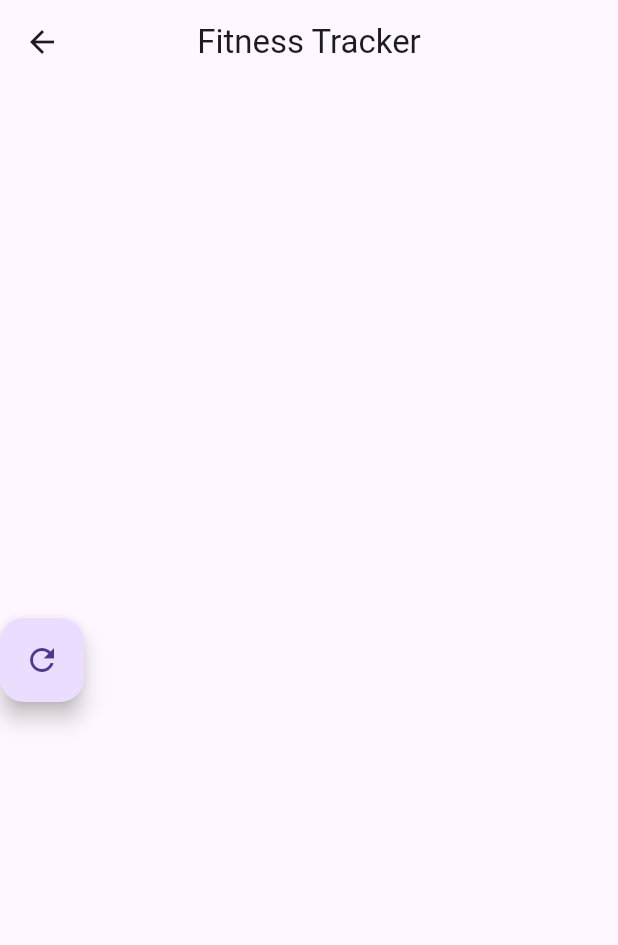
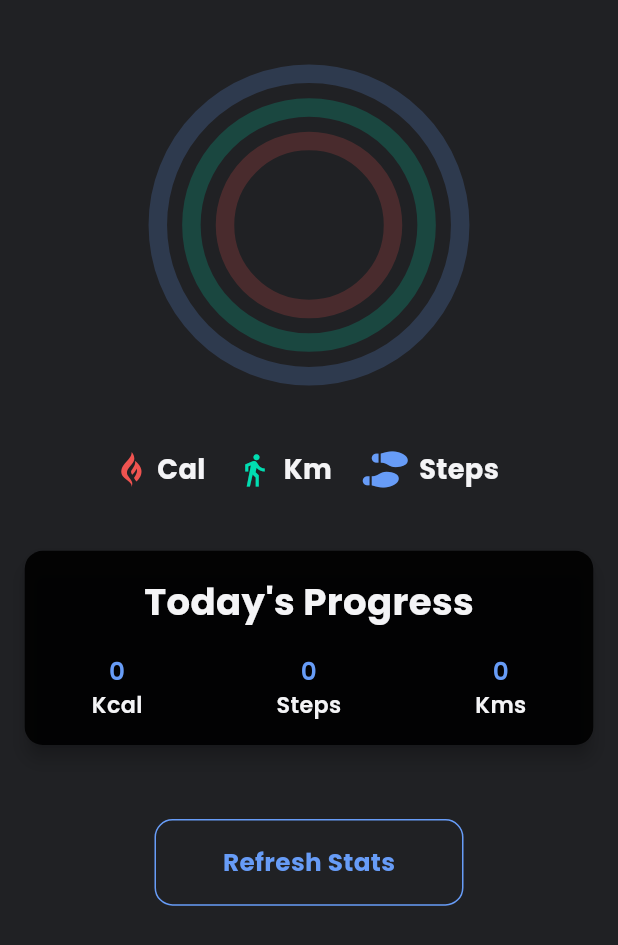
Before and after one commit to vishalbalani/fitness_tracker, a Flutter app: the HomeScreen screen opened by its route, on a phone screen of 412 x 824 dp. Shown: the top 945 px of the screen. Run offline on Flutter 3.47's test engine with Material 3 defaults, Android fonts, the light colour scheme and no system bars; our stand-ins replace firebase_core, flutter_local_notifications, flutter_riverpod, font_awesome_flutter, google_fonts, permission_handler and 3 more; missing offline and left inert: flutter_foreground_task, health; accounts and stored records are empty; generated files the repository leaves out were written again; statements that could not run were skipped.

Commit message:
Home Page UI

```diff
--- a/lib/constants/colors.dart
+++ b/lib/constants/colors.dart
@@ -1,3 +1,10 @@
 import 'package:flutter/material.dart';
 
-const Color kBackground = Color.fromRGBO(40, 40, 40, 1);
+const Color kBackground = Color(0xff202124);
+
+Color kLightRed = Colors.red.shade400;
+const Color kLightPurple = Color(0xff01ddb1);
+const Color kLightBlue = Color(0xff679cf7);
+Color kLightGray = Colors.grey.shade200;
+
+const Color kOffWhite = Color(0xfff4f4f6);
--- /dev/null
+++ b/lib/constants/size.dart
@@ -0,0 +1,9 @@
+import 'package:flutter/material.dart';
+
+double getWidth(BuildContext context, double percentage) {
+  return MediaQuery.sizeOf(context).width * percentage / 100;
+}
+
+double getHeight(BuildContext context, double percentage) {
+  return MediaQuery.of(context).size.height * percentage / 100;
+}
--- /dev/null
+++ b/lib/model/radial_graph_model.dart
@@ -0,0 +1,9 @@
+import 'package:flutter/material.dart';
+
+class RadialBarGraphModel {
+  final num yData;
+  final String xData;
+  final Color color;
+
+  RadialBarGraphModel(this.yData, this.xData, [this.color = Colors.blue]);
+}
--- a/lib/screens/home_screen.dart
+++ b/lib/screens/home_screen.dart
@@ -1,4 +1,11 @@
+import 'package:fitness_tracker/constants/colors.dart';
+import 'package:fitness_tracker/constants/size.dart';
 import 'package:fitness_tracker/services/fitness_data_service.dart';
+import 'package:fitness_tracker/widgets/app_style.dart';
+import 'package:fitness_tracker/widgets/custom_button.dart';
+import 'package:fitness_tracker/widgets/custom_text.dart';
+import 'package:fitness_tracker/widgets/graph_data_tile.dart';
+import 'package:fitness_tracker/widgets/graph_widget.dart';
 import 'package:flutter/material.dart';
 import 'package:flutter_riverpod/flutter_riverpod.dart';
 
@@ -24,53 +31,59 @@ class _HomeScreenState extends ConsumerState<HomeScreen> {
   Widget build(BuildContext context) {
     ref.read(periodicFitnessDataServiceProvider);
     final fitnessData = ref.watch(fitnessDataProvider);
+    bool fitnessDataNullCheck = fitnessData == null;
 
     return BackgroundHandlerWidget(
       child: Scaffold(
-        appBar: AppBar(
-          title: const Text('Fitness Tracker'),
-          centerTitle: true,
-        ),
-        body: Column(
-          mainAxisAlignment: MainAxisAlignment.center,
-          children: [
-            FloatingActionButton(
-                onPressed: () {
+        backgroundColor: kBackground,
+        body: SafeArea(
+          child: Column(
+            mainAxisAlignment: MainAxisAlignment.start,
+            children: [
+              const RadialBarGraphWidget(),
+              SizedBox(height: getHeight(context, 5)),
+              Card(
+                  color: Colors.black.withOpacity(0.9),
+                  elevation: 5,
+                  margin:
+                      EdgeInsets.symmetric(horizontal: getWidth(context, 4)),
+                  child: Padding(
+                    padding:
+                        EdgeInsets.symmetric(vertical: getHeight(context, 2)),
+                    child: Column(
+                      children: [
+                        TextWidget(
+                            text: "Today's Progress",
+                            style: appstyle(
+                                getHeight(context, 3), FontWeight.bold,
+                                color: kOffWhite)),
+                        SizedBox(height: getHeight(context, 2)),
+                        GraphDataWidget(
+                          totalSteps: fitnessDataNullCheck
+                              ? '0'
+                              : fitnessData.totalSteps.toString(),
+                          totalKms: fitnessDataNullCheck
+                              ? '0'
+                              : fitnessData.totalDistance.toStringAsFixed(2),
+                          totalCalories: fitnessDataNullCheck
+                              ? '0'
+                              : fitnessData.totalCalories.toStringAsFixed(2),
+                        ),
+                      ],
+                    ),
+                  )),
+              SizedBox(height: getHeight(context, 6)),
+              CustomButton(
+                onTap: () {
                   ref.read(fitnessDataServiceProvider);
                 },
-                child: const Icon(Icons.refresh)),
-            if (fitnessData != null)
-              RichText(
-                text: TextSpan(
-                  style: const TextStyle(color: Colors.black),
-                  children: [
-                    const TextSpan(
-                      text: 'Total Steps: ',
-                      style: TextStyle(fontWeight: FontWeight.bold),
-                    ),
-                    TextSpan(
-                      text: '${fitnessData.totalSteps}\n',
-                    ),
-                    const TextSpan(
-                      text: 'Total Distance: ',
-                      style: TextStyle(fontWeight: FontWeight.bold),
-                    ),
-                    TextSpan(
-                      text:
-                          '${fitnessData.totalDistance.toStringAsFixed(2)} km\n',
-                    ),
-                    const TextSpan(
-                      text: 'Total Calories Burned: ',
-                      style: TextStyle(fontWeight: FontWeight.bold),
-                    ),
-                    TextSpan(
-                      text:
-                          '${fitnessData.totalCalories.toStringAsFixed(2)} Calories',
-                    ),
-                  ],
-                ),
-              ),
-          ],
+                width: getWidth(context, 50),
+                height: getHeight(context, 7),
+                color: kLightBlue,
+                text: 'Refresh Stats',
+              )
+            ],
+          ),
         ),
       ),
     );
--- a/lib/screens/splash_screen.dart
+++ b/lib/screens/splash_screen.dart
@@ -1,3 +1,4 @@
+import 'package:fitness_tracker/constants/colors.dart';
 import 'package:fitness_tracker/services/auth/login.dart';
 import 'package:fitness_tracker/utils/permission_handel.dart';
 import 'package:flutter/material.dart';
@@ -25,6 +26,7 @@ class _SplashScreenState extends ConsumerState<SplashScreen> {
     return isUserLoggedIn.when(data: (data) {
       if (!data) {
         return Scaffold(
+            backgroundColor: kBackground,
             body: Center(
               child: FloatingActionButton(
                   onPressed: () {
--- /dev/null
+++ b/lib/widgets/app_style.dart
@@ -0,0 +1,10 @@
+import 'package:flutter/material.dart';
+import 'package:google_fonts/google_fonts.dart';
+
+TextStyle appstyle(double size, FontWeight fw, {Color? color}) {
+  return GoogleFonts.poppins(
+    fontSize: size,
+    color: color,
+    fontWeight: fw,
+  );
+}
--- /dev/null
+++ b/lib/widgets/custom_button.dart
@@ -0,0 +1,61 @@
+import 'package:fitness_tracker/constants/size.dart';
+import 'package:fitness_tracker/widgets/app_style.dart';
+import 'package:fitness_tracker/widgets/custom_text.dart';
+import 'package:flutter/material.dart';
+
+class CustomButton extends StatelessWidget {
+  const CustomButton({
+    super.key,
+    this.onTap,
+    required this.width,
+    required this.height,
+    this.color2,
+    required this.color,
+    required this.text,
+    this.isLoading = false, // New isLoading parameter with default value false
+  });
+
+  final void Function()? onTap;
+  final double width;
+  final double height;
+  final Color? color2;
+  final Color color;
+  final String text;
+  final bool isLoading; // New isLoading parameter
+
+  @override
+  Widget build(BuildContext context) {
+    return InkWell(
+      onTap: onTap,
+      child: Container(
+        width: width,
+        height: height,
+        decoration: BoxDecoration(
+          color: color2,
+          borderRadius: const BorderRadius.all(
+            Radius.circular(12),
+          ),
+          border: Border.all(
+            width: 1,
+            color: color,
+          ),
+        ),
+        child: Center(
+          child: isLoading // Check if isLoading is true
+              ? CircularProgressIndicator(
+                  // Display CircularProgressIndicator if true
+                  valueColor: AlwaysStoppedAnimation<Color>(color),
+                )
+              : TextWidget(
+                  text: text,
+                  style: appstyle(
+                    getHeight(context, 2),
+                    FontWeight.bold,
+                    color: color,
+                  ),
+                ),
+        ),
+      ),
+    );
+  }
+}
--- /dev/null
+++ b/lib/widgets/custom_text.dart
@@ -0,0 +1,20 @@
+import 'package:flutter/material.dart';
+
+class TextWidget extends StatelessWidget {
+  const TextWidget({super.key, required this.text, required this.style});
+
+  final String text;
+  final TextStyle style;
+
+  @override
+  Widget build(BuildContext context) {
+    return Text(
+      text,
+      textAlign: TextAlign.left,
+      maxLines: 1,
+      softWrap: false,
+      overflow: TextOverflow.fade,
+      style: style,
+    );
+  }
+}
--- /dev/null
+++ b/lib/widgets/graph_data_tile.dart
@@ -0,0 +1,45 @@
+import 'package:fitness_tracker/constants/colors.dart';
+import 'package:fitness_tracker/constants/size.dart';
+import 'package:fitness_tracker/widgets/app_style.dart';
+import 'package:fitness_tracker/widgets/custom_text.dart';
+import 'package:flutter/material.dart';
+
+class GraphDataWidget extends StatelessWidget {
+  const GraphDataWidget(
+      {super.key,
+      required this.totalSteps,
+      required this.totalKms,
+      required this.totalCalories});
+
+  final String totalSteps;
+  final String totalKms;
+  final String totalCalories;
+
+  @override
+  Widget build(BuildContext context) {
+    return Row(
+      mainAxisAlignment: MainAxisAlignment.spaceAround,
+      children: [
+        dataTile(context, totalCalories.toString(), "Kcal"),
+        dataTile(context, totalSteps.toString(), "Steps"),
+        dataTile(context, totalKms.toString(), "Kms"),
+      ],
+    );
+  }
+
+  Widget dataTile(BuildContext context, String data, String unit) {
+    return Column(
+      children: [
+        TextWidget(
+            text: data,
+            style: appstyle(getHeight(context, 2), FontWeight.w600,
+                color: kLightBlue)),
+        SizedBox(width: getWidth(context, 1.5)),
+        TextWidget(
+            text: unit,
+            style: appstyle(getHeight(context, 1.8), FontWeight.w600,
+                color: kOffWhite)),
+      ],
+    );
+  }
+}
--- /dev/null
+++ b/lib/widgets/graph_widget.dart
@@ -0,0 +1,81 @@
+import 'package:fitness_tracker/constants/colors.dart';
+import 'package:fitness_tracker/constants/size.dart';
+import 'package:fitness_tracker/model/radial_graph_model.dart';
+import 'package:fitness_tracker/providers/fitness_data_provider.dart';
+import 'package:fitness_tracker/widgets/app_style.dart';
+import 'package:fitness_tracker/widgets/custom_text.dart';
+import 'package:flutter/material.dart';
+import 'package:flutter_riverpod/flutter_riverpod.dart';
+import 'package:font_awesome_flutter/font_awesome_flutter.dart';
+import 'package:syncfusion_flutter_charts/charts.dart';
+
+class RadialBarGraphWidget extends ConsumerWidget {
+  const RadialBarGraphWidget({
+    super.key,
+  });
+
+  @override
+  Widget build(BuildContext context, WidgetRef ref) {
+    final fitnessData = ref.watch(fitnessDataProvider);
+
+    return Column(
+      children: [
+        SfCircularChart(
+          series: <RadialBarSeries<RadialBarGraphModel, String>>[
+            RadialBarSeries<RadialBarGraphModel, String>(
+              trackColor: kLightGray,
+              trackOpacity: 0.2,
+              gap: "15%",
+              radius: "80%",
+              innerRadius: "40%",
+              maximumValue: 100,
+              dataSource: <RadialBarGraphModel>[
+                RadialBarGraphModel(
+                    (fitnessData?.totalCalories ?? 0) * 100 / 1000,
+                    'Calories',
+                    kLightRed),
+                RadialBarGraphModel(fitnessData?.totalDistance ?? 0 * 100 / 10,
+                    'Total Kms', kLightPurple),
+                RadialBarGraphModel(fitnessData?.totalSteps ?? 0 * 100 / 10000,
+                    'Steps', kLightBlue),
+              ],
+              xValueMapper: (RadialBarGraphModel data, _) => data.xData,
+              yValueMapper: (RadialBarGraphModel data, _) => data.yData,
+              pointColorMapper: (RadialBarGraphModel data, _) => data.color,
+              useSeriesColor: true,
+              cornerStyle: CornerStyle.bothCurve,
+            ),
+          ],
+        ),
+        graphLabel(context),
+      ],
+    );
+  }
+
+  Widget graphLabel(BuildContext context) {
+    return Row(
+      mainAxisAlignment: MainAxisAlignment.center,
+      children: [
+        dataTile(context, FontAwesomeIcons.gripfire, kLightRed, "Cal"),
+        SizedBox(width: getWidth(context, 5)),
+        dataTile(context, Icons.directions_walk, kLightPurple, "Km"),
+        SizedBox(width: getWidth(context, 5)),
+        dataTile(context, FontAwesomeIcons.shoePrints, kLightBlue, "Steps"),
+      ],
+    );
+  }
+
+  Widget dataTile(
+      BuildContext context, IconData icon, Color iconColor, String unit) {
+    return Row(
+      children: [
+        FaIcon(icon, color: iconColor),
+        SizedBox(width: getWidth(context, 1.8)),
+        TextWidget(
+            text: unit,
+            style: appstyle(getHeight(context, 2.2), FontWeight.bold,
+                color: kOffWhite))
+      ],
+    );
+  }
+}
```
Also changed, not shown: lib/screens/temp.dart (added, +184 -0 lines). Lines whose indentation alone changed are shown as unchanged.
